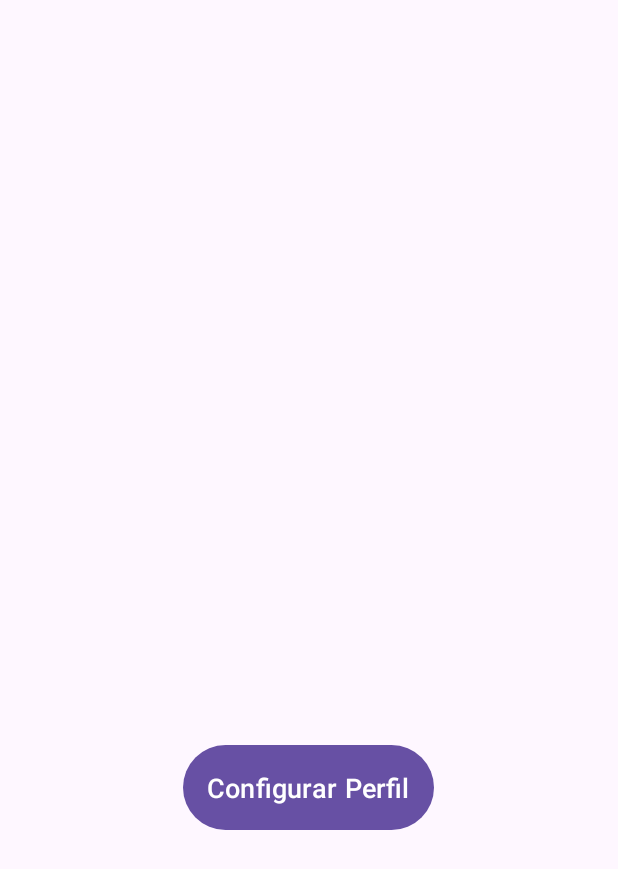
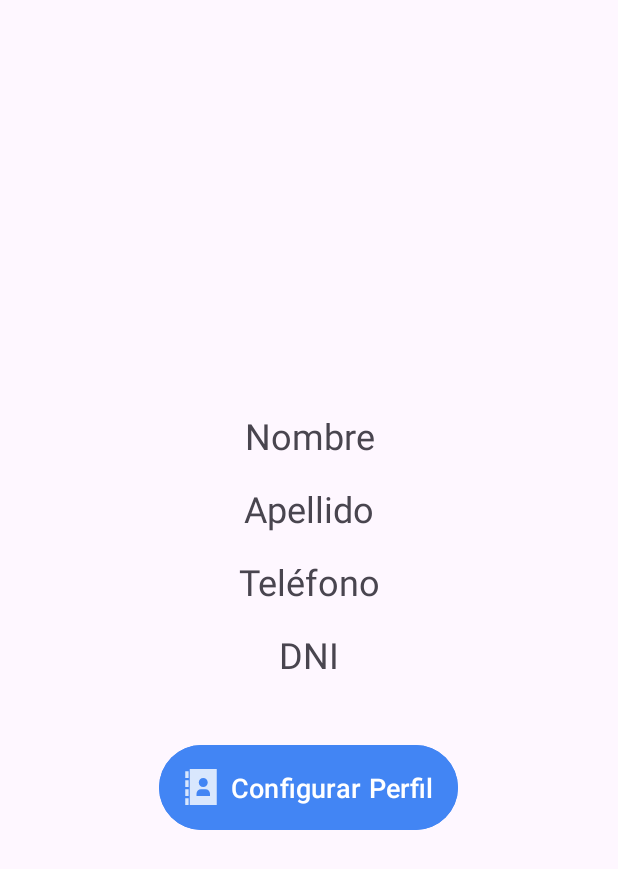
Before and after one commit to IamDiomer/Chat_App, an Android app: the ProfileActivity screen opened directly, with no data from a screen before it, on a phone screen of 412 x 824 dp. Shown: the top 869 px of the screen. Run offline under Robolectric (Android 15) with nearby library versions, the phone set to English and light mode, and no system bars; our stand-ins replace Firebase (no records; nobody signed in at launch, a user with empty details on screens opened directly).

Commit message:
se implemento la configuracion de perfil con firestore, donde el uuusurio llena un formulario y se almacena en un documento y luego se llama esos datos en la activity profile

```diff
--- a/ChatApp/app/build.gradle.kts
+++ b/ChatApp/app/build.gradle.kts
@@ -38,6 +38,7 @@ dependencies {
     implementation(libs.firebase.auth)
     implementation(libs.firebase.database)
     implementation(libs.recyclerview)
+    implementation(libs.firebase.firestore)
     testImplementation(libs.junit)
     androidTestImplementation(libs.ext.junit)
     androidTestImplementation(libs.espresso.core)
--- a/ChatApp/app/src/main/java/com/example/chatapp/ProfileActivity.java
+++ b/ChatApp/app/src/main/java/com/example/chatapp/ProfileActivity.java
@@ -1,36 +1,65 @@
 package com.example.chatapp;
 
 import android.content.Intent;
+import android.net.Uri;
 import android.os.Bundle;
 import android.view.View;
 import android.widget.TextView;
+import android.widget.Toast;
 
+import androidx.annotation.NonNull;
 import androidx.appcompat.app.AppCompatActivity;
 
+import com.google.firebase.auth.FirebaseAuth;
+import com.google.firebase.auth.FirebaseUser;
+import com.google.firebase.firestore.DocumentSnapshot;
+import com.google.firebase.firestore.FirebaseFirestore;
+
 public class ProfileActivity extends AppCompatActivity {
-
-    private TextView textViewName, textViewSurname, textViewPhone, textViewDNI;
+    private TextView textViewName, textViewSurname, textViewDni, textViewPhone;
+    private FirebaseFirestore db;
 
     @Override
     protected void onCreate(Bundle savedInstanceState) {
         super.onCreate(savedInstanceState);
         setContentView(R.layout.activity_profile);
 
-        textViewName = findViewById(R.id.textViewName);
-        textViewSurname = findViewById(R.id.textViewSurname);
-        textViewPhone = findViewById(R.id.textViewPhone);
-        textViewDNI = findViewById(R.id.textViewDNI);
+        textViewName = findViewById(R.id.tvNombe);
+        textViewSurname = findViewById(R.id.tvApellido);
+        textViewDni = findViewById(R.id.tvDni);
+        textViewPhone = findViewById(R.id.tvDni);
 
-        Intent intent = getIntent();
-        String nombre = intent.getStringExtra("NOMBRE");
-        String apellido = intent.getStringExtra("APELLIDO");
-        String telefono = intent.getStringExtra("TELEFONO");
-        String dni = intent.getStringExtra("DNI");
+        db = FirebaseFirestore.getInstance();
 
-        textViewName.setText(nombre);
-        textViewSurname.setText(apellido);
-        textViewPhone.setText(telefono);
-        textViewDNI.setText(dni);
+        loadProfileInformation();
+    }
+
+    private void loadProfileInformation() {
+        FirebaseUser user = FirebaseAuth.getInstance().getCurrentUser();
+        if (user != null) {
+            String userId = user.getUid();
+            db.collection("Users").document(userId).get()
+                    .addOnCompleteListener(task -> {
+                        if (task.isSuccessful()) {
+                            DocumentSnapshot document = task.getResult();
+                            if (document.exists()) {
+                                String nombre = document.getString("nombre");
+                                String apellido = document.getString("apellido");
+                                String dni = document.getString("dni");
+                                String telefono = document.getString("telefono");
+
+                                textViewName.setText("Nombre: " + nombre);
+                                textViewSurname.setText("Apellido: " + apellido);
+                                textViewDni.setText("DNI: " + dni);
+                                textViewPhone.setText("Teléfono: " + telefono);
+                            } else {
+                                Toast.makeText(ProfileActivity.this, "No se encontró la información", Toast.LENGTH_SHORT).show();
+                            }
+                        } else {
+                            Toast.makeText(ProfileActivity.this, "Error al cargar la información", Toast.LENGTH_SHORT).show();
+                        }
+                    });
+        }
     }
 
     public void abrirConfiguracionPerfil(View view) {
--- /dev/null
+++ b/ChatApp/app/src/main/res/drawable-anydpi/ic_action_name.xml
@@ -0,0 +1,23 @@
+<vector xmlns:android="http://schemas.android.com/apk/res/android"
+    android:width="24dp"
+    android:height="24dp"
+    android:viewportWidth="32"
+    android:viewportHeight="32"
+    android:tint="#FFFFFF"
+    android:alpha="0.8">
+  <path
+      android:fillColor="#FF000000"
+      android:pathData="M6,0v32h24v-32h-24zM18,8.01c2.203,0 3.99,1.786 3.99,3.99s-1.786,3.99 -3.99,3.99 -3.99,-1.786 -3.99,-3.99 1.786,-3.99 3.99,-3.99v0zM24,24h-12v-2c0,-2.209 1.791,-4 4,-4v0h4c2.209,0 4,1.791 4,4v2z"/>
+  <path
+      android:fillColor="#FF000000"
+      android:pathData="M2,2h3v6h-3v-6z"/>
+  <path
+      android:fillColor="#FF000000"
+      android:pathData="M2,10h3v6h-3v-6z"/>
+  <path
+      android:fillColor="#FF000000"
+      android:pathData="M2,18h3v6h-3v-6z"/>
+  <path
+      android:fillColor="#FF000000"
+      android:pathData="M2,26h3v6h-3v-6z"/>
+</vector>
--- a/ChatApp/app/src/main/res/layout/activity_profile.xml
+++ b/ChatApp/app/src/main/res/layout/activity_profile.xml
@@ -1,12 +1,13 @@
 <LinearLayout xmlns:android="http://schemas.android.com/apk/res/android"
     android:layout_width="match_parent"
     android:layout_height="match_parent"
+    xmlns:app="http://schemas.android.com/apk/res-auto"
     android:orientation="vertical"
     android:gravity="center"
     android:padding="16dp">
 
     <TextView
-        android:id="@+id/textViewName"
+        android:id="@+id/tvNombe"
         android:layout_width="match_parent"
         android:layout_height="wrap_content"
         android:text="Nombre"
@@ -15,7 +16,7 @@
         android:gravity="center" />
 
     <TextView
-        android:id="@+id/textViewSurname"
+        android:id="@+id/tvApellido"
         android:layout_width="match_parent"
         android:layout_height="wrap_content"
         android:text="Apellido"
@@ -24,7 +25,7 @@
         android:gravity="center" />
 
     <TextView
-        android:id="@+id/textViewPhone"
+        android:id="@+id/tvTelefono"
         android:layout_width="match_parent"
         android:layout_height="wrap_content"
         android:text="Teléfono"
@@ -33,7 +34,7 @@
         android:gravity="center" />
 
     <TextView
-        android:id="@+id/textViewDNI"
+        android:id="@+id/tvDni"
         android:layout_width="match_parent"
         android:layout_height="wrap_content"
         android:text="DNI"
@@ -46,8 +47,11 @@
         android:layout_width="wrap_content"
         android:layout_height="wrap_content"
         android:layout_marginTop="32dp"
+        android:backgroundTint="@color/buttonBackground"
+        android:drawableLeft="@drawable/ic_action_name"
         android:onClick="abrirConfiguracionPerfil"
         android:padding="16dp"
         android:text="Configurar Perfil"
-        android:textSize="18sp" />
+        android:textSize="18sp"
+        app:iconTint="@color/material_dynamic_neutral80" />
 </LinearLayout>
--- a/ChatApp/gradle/libs.versions.toml
+++ b/ChatApp/gradle/libs.versions.toml
@@ -11,6 +11,7 @@ googleGmsGoogleServices = "4.4.2"
 firebaseAuth = "23.0.0"
 firebaseDatabase = "21.0.0"
 recyclerview = "1.3.2"
+firebaseFirestore = "25.0.0"
 
 [libraries]
 junit = { group = "junit", name = "junit", version.ref = "junit" }
@@ -23,6 +24,7 @@ constraintlayout = { group = "androidx.constraintlayout", name = "constraintlayo
 firebase-auth = { group = "com.google.firebase", name = "firebase-auth", version.ref = "firebaseAuth" }
 firebase-database = { group = "com.google.firebase", name = "firebase-database", version.ref = "firebaseDatabase" }
 recyclerview = { group = "androidx.recyclerview", name = "recyclerview", version.ref = "recyclerview" }
+firebase-firestore = { group = "com.google.firebase", name = "firebase-firestore", version.ref = "firebaseFirestore" }
 
 [plugins]
 android-application = { id = "com.android.application", version.ref = "agp" }
```
Also changed, not shown: ChatApp/app/src/main/java/com/example/chatapp/SettingsActivity.java (+54 -21 lines), ChatApp/app/src/main/res/layout/activity_settings.xml (+17 -6 lines), ChatApp/app/src/main/res/drawable-hdpi/ic_action_name.png (added), ChatApp/app/src/main/res/drawable-mdpi/ic_action_name.png (added), ChatApp/app/src/main/res/drawable-xhdpi/ic_action_name.png (added), ChatApp/app/src/main/res/drawable-xxhdpi/ic_action_name.png (added), 1 other file.
